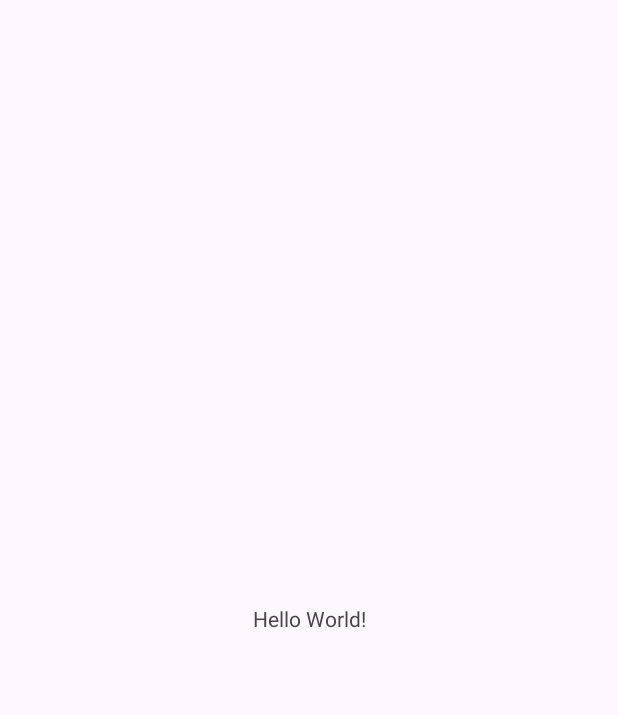
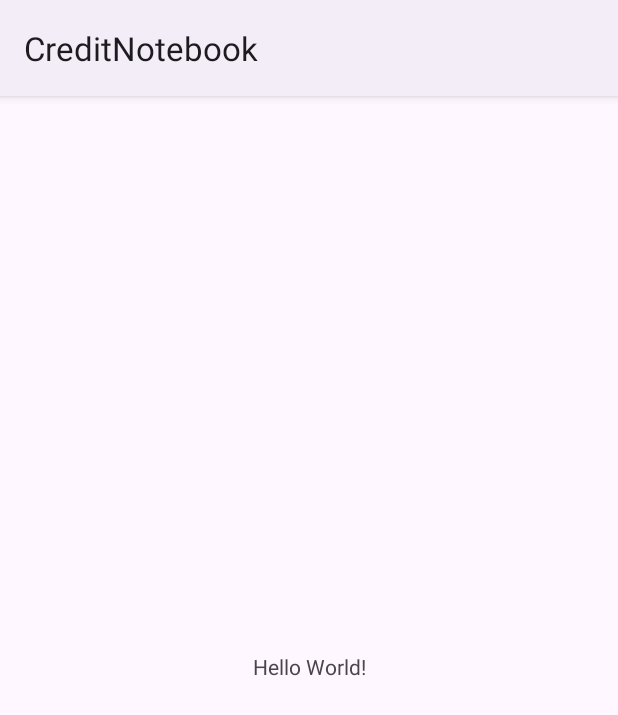
Before and after one commit to somallef/CreditNotebook, an Android app: the screen it shows after launch (MainActivity), on a phone screen of 412 x 824 dp. Before the commit the part shown is almost empty. Shown: the top 715 px of the screen. Run offline under Robolectric (Android 15) with nearby library versions, the phone set to English and light mode, and no system bars.

Commit message:
Usando um tema que habilita a barra de aplicativo

```diff
--- a/app/src/main/res/values-night/themes.xml
+++ b/app/src/main/res/values-night/themes.xml
@@ -1,6 +1,6 @@
 <resources xmlns:tools="http://schemas.android.com/tools">
     <!-- Base application theme. -->
-    <style name="Base.Theme.CreditNotebook" parent="Theme.Material3.DayNight.NoActionBar">
+    <style name="Base.Theme.CreditNotebook" parent="Theme.Material3.Dark">
         <!-- Customize your dark theme here. -->
         <!-- <item name="colorPrimary">@color/my_dark_primary</item> -->
     </style>
--- a/app/src/main/res/values/themes.xml
+++ b/app/src/main/res/values/themes.xml
@@ -1,6 +1,6 @@
 <resources xmlns:tools="http://schemas.android.com/tools">
     <!-- Base application theme. -->
-    <style name="Base.Theme.CreditNotebook" parent="Theme.Material3.DayNight.NoActionBar">
+    <style name="Base.Theme.CreditNotebook" parent="Theme.Material3.Light">
         <!-- Customize your light theme here. -->
         <!-- <item name="colorPrimary">@color/my_light_primary</item> -->
     </style>
```
